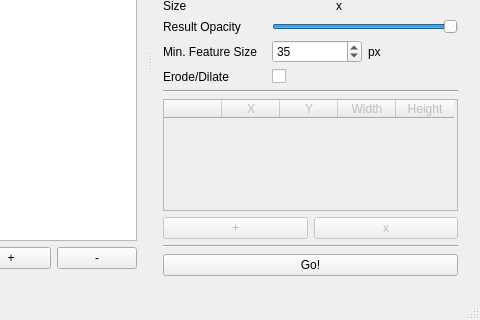
Before: the Qt Designer form mainwindow.ui in prsousa/TomSeg, drawn with Qt 5; both pictures show x 470 to 950 and y 215 to 535 of the 950 by 535 pixel window.
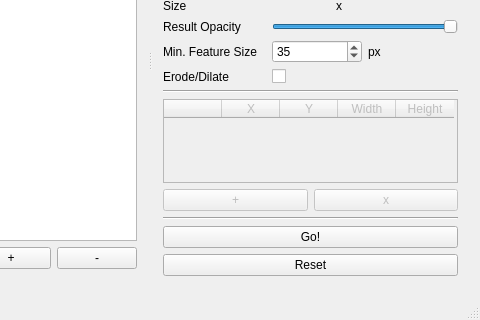
After: the same form once the commit is applied.

Commit message: Add button to reset segmentation result

```diff
--- a/mainwindow.ui
+++ b/mainwindow.ui
@@ -412,6 +412,13 @@
           </property>
          </widget>
         </item>
+        <item>
+         <widget class="QPushButton" name="resetButton">
+          <property name="text">
+           <string>Reset</string>
+          </property>
+         </widget>
+        </item>
        </layout>
       </widget>
      </widget>
```
The commit also changes 4 other files.
